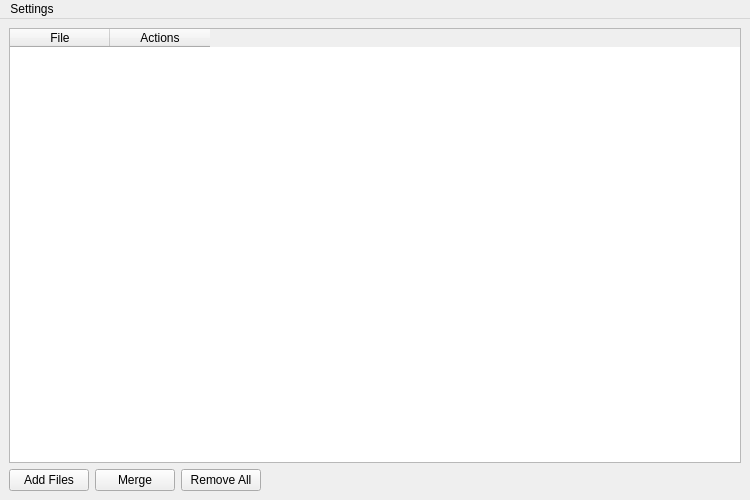
This is ui/pdf_merger.ui in gavinklfong/pdf-merger as Qt 5 draws it before an edit. The edited form follows.
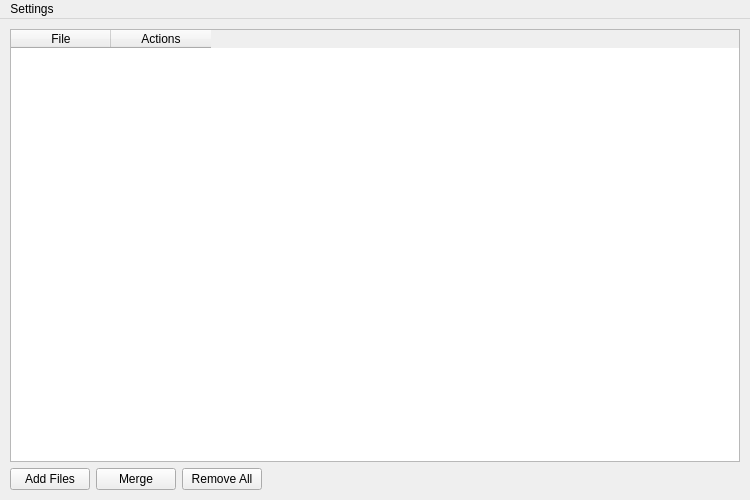
This is the edited form.

Commit message: fix missing margin

```diff
--- a/ui/pdf_merger.ui
+++ b/ui/pdf_merger.ui
@@ -38,6 +38,18 @@
         <!-- Central widget -->
         <widget class="QWidget" name="centralwidget">
             <layout class="QVBoxLayout" name="verticalLayout">
+                <property name="leftMargin">
+                    <number>10</number>
+                </property>
+                <property name="topMargin">
+                    <number>10</number>
+                </property>
+                <property name="rightMargin">
+                    <number>10</number>
+                </property>
+                <property name="bottomMargin">
+                    <number>10</number>
+                </property>
                 <item>
                     <widget class="QTableWidget" name="table">
                         <column>
```
Left out of the diff: 2 changed lines with no effect on the pictures.
